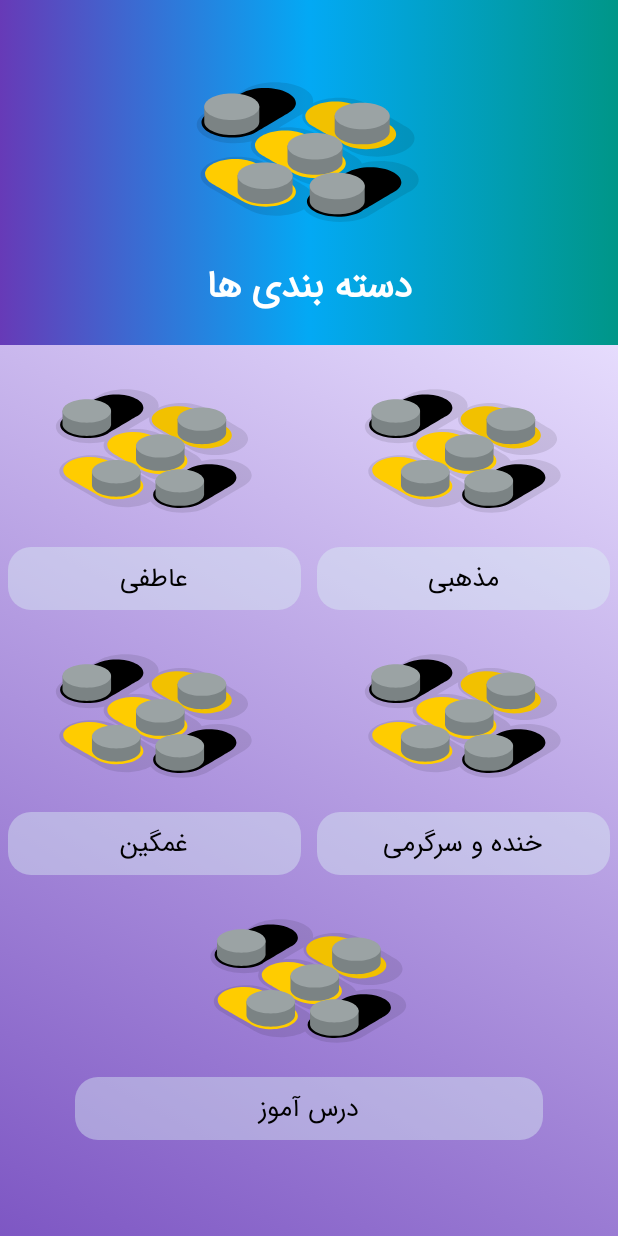
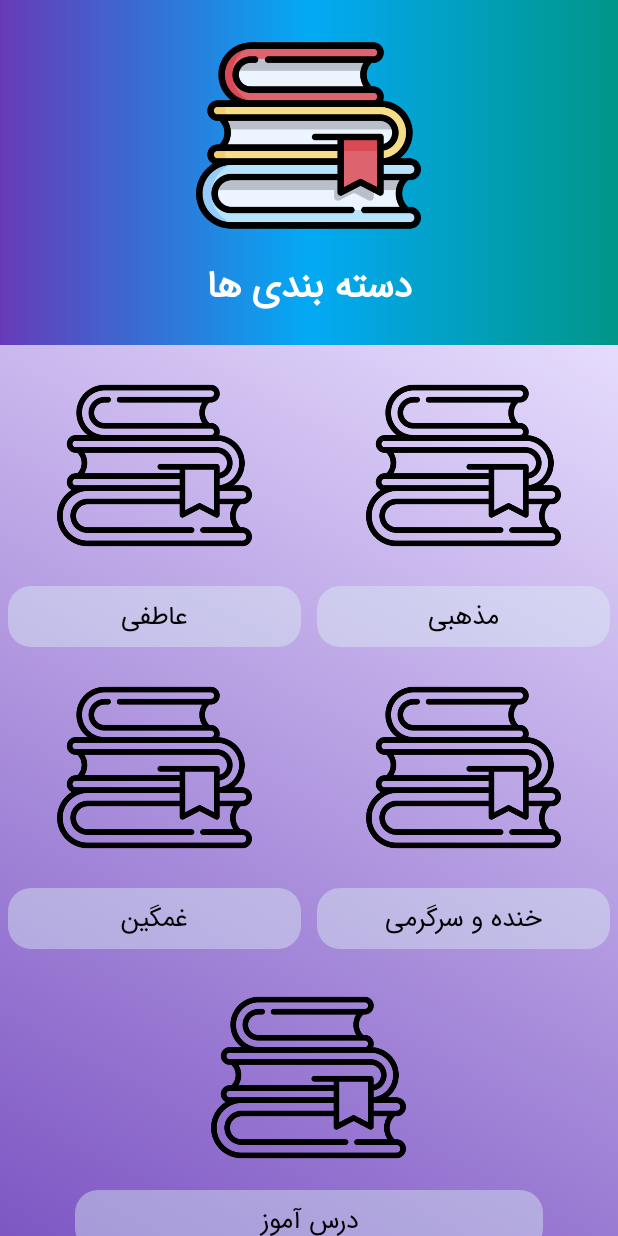
Before and after one commit to mhhpc/MyLibrary, an Android app: the Categories_activity screen opened directly, with no data from a screen before it, on a phone screen of 412 x 824 dp. Run offline under Robolectric (Android 15) with nearby library versions, the phone set to English and light mode, and no system bars; our stand-ins replace Picasso; libraries missing offline, so code that uses them is left out: com.transitionseverywhere; pictures from the network do not load; 3 statements that could not run were skipped.

Commit message:
Complete Categories_activity Upgrade lottie library version Add 2 new app logo

```diff
--- a/app/build.gradle.kts
+++ b/app/build.gradle.kts
@@ -46,7 +46,7 @@ dependencies {
     //animation
     implementation("com.andkulikov:transitionseverywhere:1.7.8")
     //lottie
-    implementation("com.airbnb.android:lottie:5.2.0")
+    implementation("com.airbnb.android:lottie:6.4.0")
     //circle image
     implementation("de.hdodenhof:circleimageview:3.1.0")
     //shape and view
--- a/app/src/main/java/com/android/mylibrary/Categories_activity.java
+++ b/app/src/main/java/com/android/mylibrary/Categories_activity.java
@@ -1,14 +1,104 @@
 package com.android.mylibrary;
 
 import androidx.appcompat.app.AppCompatActivity;
+import androidx.core.widget.NestedScrollView;
 
+import android.graphics.drawable.AnimationDrawable;
 import android.os.Bundle;
+import android.os.Handler;
+import android.view.View;
+import android.view.ViewGroup;
+import android.widget.ImageView;
+import android.widget.LinearLayout;
+import android.widget.SeekBar;
+import android.widget.TextView;
+
+import com.google.android.material.appbar.CollapsingToolbarLayout;
+import com.squareup.picasso.Picasso;
+import com.transitionseverywhere.Slide;
+import com.transitionseverywhere.Transition;
+import com.transitionseverywhere.TransitionManager;
 
 public class Categories_activity extends AppCompatActivity {
+
+    private TextSize settingsManager;
 
     @Override
     protected void onCreate(Bundle savedInstanceState) {
         super.onCreate(savedInstanceState);
         setContentView(R.layout.activity_categories);
+
+        //Change text size
+        settingsManager = new TextSize(this);
+        TextView Textview1 = findViewById(R.id.t1);
+        TextView Textview2 = findViewById(R.id.t2);
+        TextView Textview3 = findViewById(R.id.t3);
+        TextView Textview4 = findViewById(R.id.t4);
+        TextView Textview5 = findViewById(R.id.t5);
+
+        float textSize = settingsManager.getTextSize();
+        Textview1.setTextSize(textSize);
+        Textview2.setTextSize(textSize);
+        Textview3.setTextSize(textSize);
+        Textview4.setTextSize(textSize);
+        Textview5.setTextSize(textSize);
+
+        //Animation ------------
+        final ViewGroup r = findViewById(R.id.nested_scrollview);
+        final LinearLayout t1 = findViewById(R.id.list1);
+        final LinearLayout t2 = findViewById(R.id.list2);
+        final LinearLayout t3 = findViewById(R.id.list3);
+        final LinearLayout t4 = findViewById(R.id.list4);
+        final LinearLayout t5 = findViewById(R.id.list5);
+        final LinearLayout t6 = findViewById(R.id.list6);
+
+
+        new Handler().postDelayed(new Runnable() {
+            @Override
+            public void run() {
+                Transition transition = new Slide();
+                transition.setDuration(600);
+                TransitionManager.beginDelayedTransition(r, transition);
+                t1.setVisibility(View.VISIBLE);
+                t2.setVisibility(View.VISIBLE);
+                t3.setVisibility(View.VISIBLE);
+                t4.setVisibility(View.VISIBLE);
+                t5.setVisibility(View.VISIBLE);
+                t6.setVisibility(View.VISIBLE);
+            }
+        }, 200);
+
+        //Gradient
+        NestedScrollView nestedScrollView = findViewById(R.id.nested_scrollview);
+        AnimationDrawable animationDrawable = (AnimationDrawable) nestedScrollView.getBackground();
+        animationDrawable.setEnterFadeDuration(2000);
+        animationDrawable.setExitFadeDuration(4000);
+        animationDrawable.start();
+
+        CollapsingToolbarLayout collapsingToolbarLayout = findViewById(R.id.collapsing_toolbar);
+        AnimationDrawable animationDrawable2 = (AnimationDrawable) collapsingToolbarLayout.getBackground();
+        animationDrawable2.setEnterFadeDuration(2000);
+        animationDrawable2.setExitFadeDuration(4000);
+        animationDrawable2.start();
+
+        //Image links
+        ImageView imageView0 = (ImageView) findViewById(R.id.image);
+        Picasso.get().load("https://s8.uupload.ir/files/application_945j.png").placeholder(R.drawable.logo2).into(imageView0);
+
+        ImageView imageView1 = (ImageView) findViewById(R.id.pic1);
+        Picasso.get().load("https://s8.uupload.ir/files/emotional_pu6n.png").placeholder(R.drawable.logo3).into(imageView1);
+
+        ImageView imageView2 = (ImageView) findViewById(R.id.pic2);
+        Picasso.get().load("https://s8.uupload.ir/files/prayer-rug_cfg0.png").placeholder(R.drawable.logo3).into(imageView2);
+
+        ImageView imageView3 = (ImageView) findViewById(R.id.pic3);
+        Picasso.get().load("https://s8.uupload.ir/files/sad-face_pwgd.png").placeholder(R.drawable.logo3).into(imageView3);
+
+        ImageView imageView4 = (ImageView) findViewById(R.id.pic4);
+        Picasso.get().load("https://s8.uupload.ir/files/happy_kjty.png").placeholder(R.drawable.logo3).into(imageView4);
+
+        ImageView imageView5 = (ImageView) findViewById(R.id.pic5);
+        Picasso.get().load("https://s8.uupload.ir/files/learning_gb2p.png").placeholder(R.drawable.logo3).into(imageView5);
+
     }
 }
--- a/app/src/main/java/com/android/mylibrary/MainActivity.java
+++ b/app/src/main/java/com/android/mylibrary/MainActivity.java
@@ -4,6 +4,7 @@ import androidx.annotation.NonNull;
 import androidx.appcompat.app.AlertDialog;
 import androidx.appcompat.app.AppCompatActivity;
 import androidx.appcompat.app.AppCompatDelegate;
+import androidx.cardview.widget.CardView;
 import androidx.drawerlayout.widget.DrawerLayout;
 
 import android.annotation.SuppressLint;
@@ -114,6 +115,14 @@ public class MainActivity extends AppCompatActivity implements View.OnClickListe
         btn1.setOnClickListener(new View.OnClickListener() {
             public void onClick(View v) {
                 startActivity(new Intent(MainActivity.this, Categories_activity.class));
+            }
+        });
+
+        //button onclick
+        @SuppressLint("CutPasteId") CardView bt1 = (CardView) findViewById(R.id.cv1);
+        bt1.setOnClickListener(new View.OnClickListener() {
+            public void onClick(View v) {
+                startActivity(new Intent(MainActivity.this, About_activity.class));
             }
         });
 
--- a/app/src/main/res/layout/activity_categories.xml
+++ b/app/src/main/res/layout/activity_categories.xml
@@ -21,10 +21,9 @@
                 style="@style/CollapsingToolbarLayout"
                 app:title="@string/categories_title">
 
-                <com.airbnb.lottie.LottieAnimationView
-                    android:id="@+id/lottie"
-                    style="@style/AppbarLottie"
-                    app:lottie_rawRes="@raw/settings" />
+                <ImageView
+                    android:id="@+id/image"
+                    style="@style/AppbarImageview" />
 
                 <androidx.appcompat.widget.Toolbar
                     android:id="@+id/toolbar"
@@ -46,20 +45,20 @@
                     android:id="@+id/list1"
                     android:layout_width="match_parent"
                     android:layout_height="wrap_content"
-                    android:layout_marginTop="-20dp"
+                    android:layout_marginTop="0dp"
+                    android:visibility="invisible"
                     tools:ignore="Orientation">
 
-                    <com.airbnb.lottie.LottieAnimationView
-                        android:id="@+id/anim1"
-                        style="@style/Lottie1"
-                        android:layout_weight="1"
-                        app:lottie_rawRes="@raw/settings" />
+                    <ImageView
+                        android:id="@+id/pic1"
+                        style="@style/CategoryImageview"
+                        android:layout_weight="1" />
 
-                    <com.airbnb.lottie.LottieAnimationView
-                        android:id="@+id/anim2"
-                        style="@style/Lottie1"
-                        android:layout_weight="1"
-                        app:lottie_rawRes="@raw/settings" />
+                    <ImageView
+                        android:id="@+id/pic2"
+                        style="@style/CategoryImageview"
+                        android:layout_weight="1" />
+
                 </LinearLayout>
 
                 <LinearLayout
@@ -67,8 +66,8 @@
                     android:layout_width="match_parent"
                     android:layout_height="wrap_content"
                     android:layout_below="@id/list1"
-                    android:layout_marginTop="-15dp"
-                    android:visibility="visible">
+                    android:layout_marginTop="0dp"
+                    android:visibility="invisible">
 
                     <TextView
                         android:id="@+id/t1"
@@ -91,20 +90,19 @@
                     android:layout_width="match_parent"
                     android:layout_height="wrap_content"
                     android:layout_below="@id/list2"
-                    android:layout_marginTop="-20dp"
+                    android:layout_marginTop="0dp"
+                    android:visibility="invisible"
                     tools:ignore="Orientation">
 
-                    <com.airbnb.lottie.LottieAnimationView
-                        android:id="@+id/anim3"
-                        style="@style/Lottie1"
-                        android:layout_weight="1"
-                        app:lottie_rawRes="@raw/settings" />
+                    <ImageView
+                        android:id="@+id/pic3"
+                        style="@style/CategoryImageview"
+                        android:layout_weight="1" />
 
-                    <com.airbnb.lottie.LottieAnimationView
-                        android:id="@+id/anim4"
-                        style="@style/Lottie1"
-                        android:layout_weight="1"
-                        app:lottie_rawRes="@raw/settings" />
+                    <ImageView
+                        android:id="@+id/pic4"
+                        style="@style/CategoryImageview"
+                        android:layout_weight="1" />
                 </LinearLayout>
 
                 <LinearLayout
@@ -112,8 +110,8 @@
                     android:layout_width="match_parent"
                     android:layout_height="wrap_content"
                     android:layout_below="@id/list3"
-                    android:layout_marginTop="-15dp"
-                    android:visibility="visible">
+                    android:layout_marginTop="0dp"
+                    android:visibility="invisible">
 
                     <TextView
                         android:id="@+id/t3"
@@ -136,14 +134,16 @@
                     android:layout_width="match_parent"
                     android:layout_height="wrap_content"
                     android:layout_below="@id/list4"
-                    android:layout_marginTop="-20dp"
+                    android:layout_marginTop="5dp"
+                    android:gravity="center"
+                    android:visibility="invisible"
                     tools:ignore="Orientation">
 
-                    <com.airbnb.lottie.LottieAnimationView
-                        android:id="@+id/anim5"
-                        style="@style/Lottie1"
-                        android:layout_weight="1"
-                        app:lottie_rawRes="@raw/settings" />
+                    <ImageView
+                        android:id="@+id/pic5"
+                        style="@style/CategoryImageview"
+                        android:layout_width="150dp"
+                        android:layout_height="150dp" />
 
                 </LinearLayout>
 
@@ -153,12 +153,13 @@
                     android:layout_height="wrap_content"
                     android:layout_below="@id/list5"
                     android:layout_marginTop="-15dp"
-                    android:visibility="visible">
+                    android:visibility="invisible">
 
                     <TextView
                         android:id="@+id/t5"
                         style="@style/CategoriesSimpleTextview"
                         android:layout_marginHorizontal="50dp"
+                        android:layout_marginTop="10dp"
                         android:layout_weight="1"
                         android:text="@string/categories_t5" />
 
--- a/app/src/main/res/values/strings.xml
+++ b/app/src/main/res/values/strings.xml
@@ -22,7 +22,7 @@
     <string name="settings_t0">باتوجه به نسخه اندروید گوشی شما، برخی تنظیمات ممکن است در دسترس نباشد.</string>
     <string name="settings_t1">تغییر تم برنامه</string>
     <string name="settings_t2">تغییر سایز متن</string>
-    <string name="settings_t3">تغییر سایز متن</string>
+    <string name="settings_t3">این متن برای تست می‌باشد.</string>
     <string name="settings_dark">تم تاریک</string>
     <string name="settings_light">تم روشن</string>
     <string name="settings_default">پیشفرض</string>
--- a/app/src/main/res/values/themes.xml
+++ b/app/src/main/res/values/themes.xml
@@ -94,10 +94,8 @@
     <style name="Lottie1">
         <item name="android:layout_width">150dp</item>
         <item name="android:layout_height">150dp</item>
-        <item name="android:layout_gravity">center|top</item>
         <item name="android:layout_marginTop">10dp</item>
         <item name="android:layout_marginBottom">10dp</item>
-        <item name="layout_collapseMode">parallax</item>
         <item name="lottie_autoPlay">true</item>
         <item name="lottie_loop">true</item>
     </style>
@@ -150,4 +148,26 @@
         <item name="android:textStyle">bold</item>
     </style>
 
+    <style name="AppbarImageview">
+        <item name="android:layout_width">150dp</item>
+        <item name="android:layout_height">150dp</item>
+        <item name="android:layout_gravity">center|top</item>
+        <item name="android:layout_marginTop">15dp</item>
+        <item name="android:layout_marginBottom">15dp</item>
+        <item name="android:scaleType">centerCrop</item>
+        <item name="layout_collapseMode">parallax</item>
+    </style>
+
+    <style name="CategoryImageview">
+        <item name="android:layout_width">0dp</item>
+        <item name="android:layout_height">150dp</item>
+        <item name="android:layout_gravity">center|top</item>
+        <item name="android:layout_marginTop">15dp</item>
+        <item name="android:layout_marginBottom">15dp</item>
+        <item name="android:layout_margin">5dp</item>
+        <item name="android:padding">10dp</item>
+        <item name="android:scaleType">centerInside</item>
+        <item name="layout_collapseMode">parallax</item>
+    </style>
+
 </resources>
```
Also changed, not shown: app/src/main/res/drawable/logo2.png (added), app/src/main/res/drawable/logo3.png (added).
